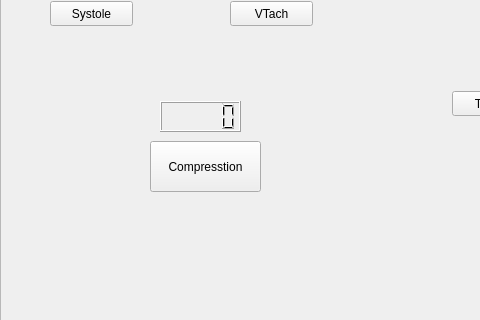
Old version of the form AED_Simulator/testwindow.ui in the repository GrewalCreator/AED-Simulator; both pictures show x 0 to 480 and y 89 to 409 of the 1010 by 409 pixel window.
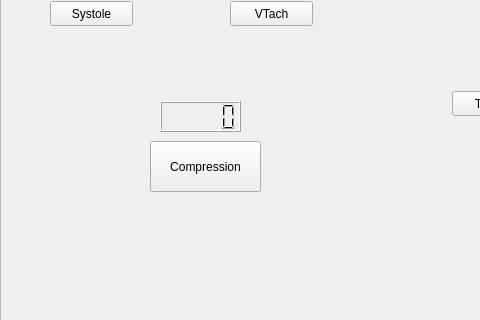
New version of the form.

Commit message: I made progress on the Use Case 5: Compression. Implemented the connection between heartRate_LCD and compression button. It corresponds correctly. Also a minor adjustment to some files. Working on updating the slider.

Patch:
```diff
--- a/AED_Simulator/testwindow.ui
+++ b/AED_Simulator/testwindow.ui
@@ -158,7 +158,7 @@
      </rect>
     </property>
     <property name="text">
-     <string>Compresstion</string>
+     <string>Compression</string>
     </property>
    </widget>
   </widget>
```
Left out of the diff: 2 changed lines with no effect on the pictures. The commit also changes 8 other files.
